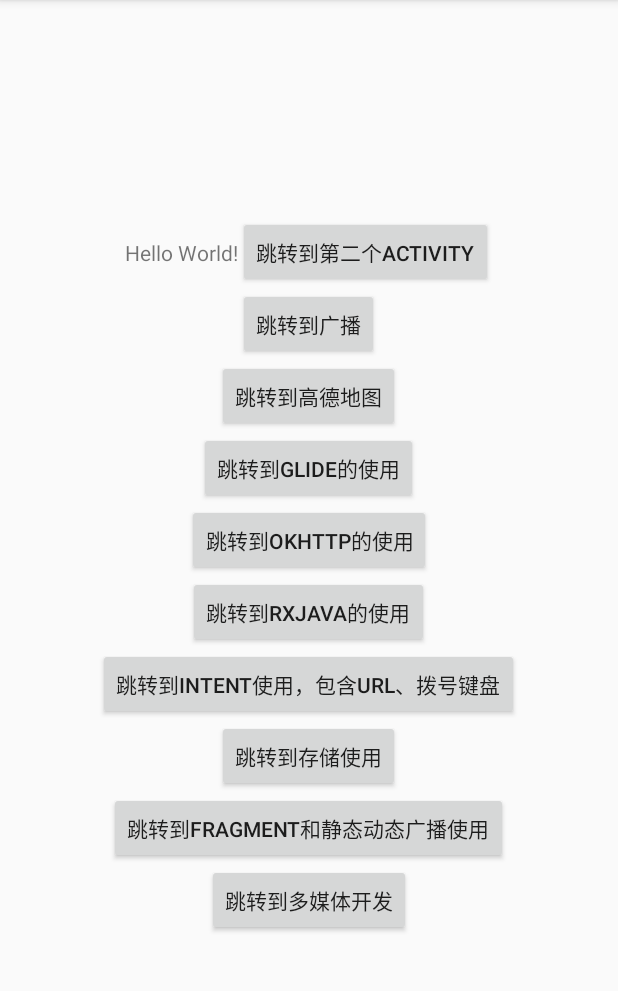
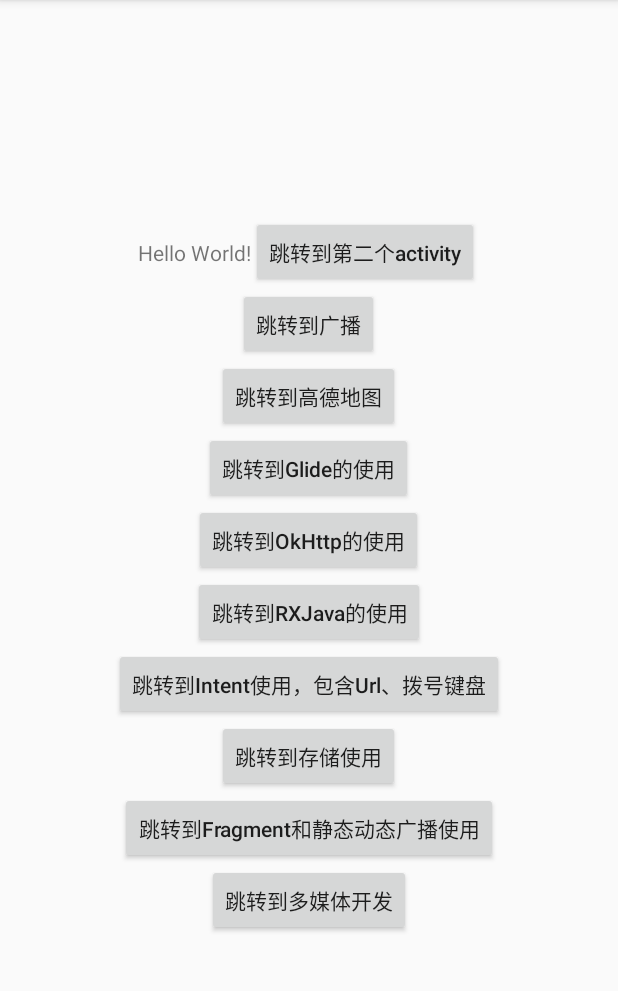
Before and after one commit to miaomiao33/android_study_demo, an Android app: the screen it shows after launch (MainActivity), on a phone screen of 412 x 824 dp, the part 84-1075 px from its top. Run offline under Robolectric (Android 15) with nearby library versions, the phone set to English and light mode, and no system bars.

Commit message:
修改注释

```diff
--- a/android_study_demo_project/app/build.gradle
+++ b/android_study_demo_project/app/build.gradle
@@ -63,7 +63,7 @@ dependencies {
     //GSon插件
     implementation 'com.google.code.gson:gson:2.8.6'
     implementation 'com.squareup.retrofit2:converter-gson:2.9.0'
-    //引入glide图片处理
+    //引入glide图片加载库
     implementation 'com.github.bumptech.glide:glide:4.11.0'
     annotationProcessor 'com.github.bumptech.glide:compiler:4.11.0'
     //3D地图
--- a/android_study_demo_project/app/src/main/res/layout/activity_main.xml
+++ b/android_study_demo_project/app/src/main/res/layout/activity_main.xml
@@ -26,7 +26,8 @@
             android:layout_width="wrap_content"
             android:layout_height="wrap_content"
             android:text="跳转到第二个activity"
-            android:onClick="onclickCallBack"/>
+            android:onClick="onclickCallBack"
+            android:textAllCaps="false"/>
     </LinearLayout>
 
     <Button
@@ -45,25 +46,29 @@
         android:id="@+id/bt_glide"
         android:layout_width="wrap_content"
         android:layout_height="wrap_content"
-        android:text="跳转到glide的使用"
-        android:onClick="onclickCallBackGlide"/>
+        android:text="跳转到Glide的使用"
+        android:onClick="onclickCallBackGlide"
+        android:textAllCaps="false"/>
     <Button
         android:id="@+id/bt_okHttp"
         android:layout_width="wrap_content"
         android:layout_height="wrap_content"
-        android:text="跳转到okHttp的使用"
-        android:onClick="onclickCallBackOkHttp"/>
+        android:text="跳转到OkHttp的使用"
+        android:onClick="onclickCallBackOkHttp"
+        android:textAllCaps="false"/>
     <Button
         android:id="@+id/bt_rxJava"
         android:layout_width="wrap_content"
         android:layout_height="wrap_content"
         android:text="跳转到RXJava的使用"
-        android:onClick="gotoRxJava"/>
+        android:onClick="gotoRxJava"
+        android:textAllCaps="false"/>
     <Button
         android:id="@+id/bt_Intent"
         android:layout_width="wrap_content"
         android:layout_height="wrap_content"
-        android:text="跳转到Intent使用，包含url、拨号键盘"
+        android:text="跳转到Intent使用，包含Url、拨号键盘"
+        android:textAllCaps="false"
         />
     <Button
         android:id="@+id/bt_Storage"
@@ -76,12 +81,14 @@
         android:layout_width="wrap_content"
         android:layout_height="wrap_content"
         android:text="跳转到Fragment和静态动态广播使用"
+        android:textAllCaps="false"
         />
     <Button
         android:id="@+id/bt_media_usage"
         android:layout_width="wrap_content"
         android:layout_height="wrap_content"
         android:text="跳转到多媒体开发"
+        android:textAllCaps="false"
         />
 
 </LinearLayout>
```
Also changed, not shown: android_study_demo_project/app/src/main/java/com/example/android_study_demo_project/GlideMainActivity.java (+9 -5 lines), android_study_demo_project/app/src/main/java/com/example/android_study_demo_project/OkHttpMainActivity.java (+38 -6 lines).
